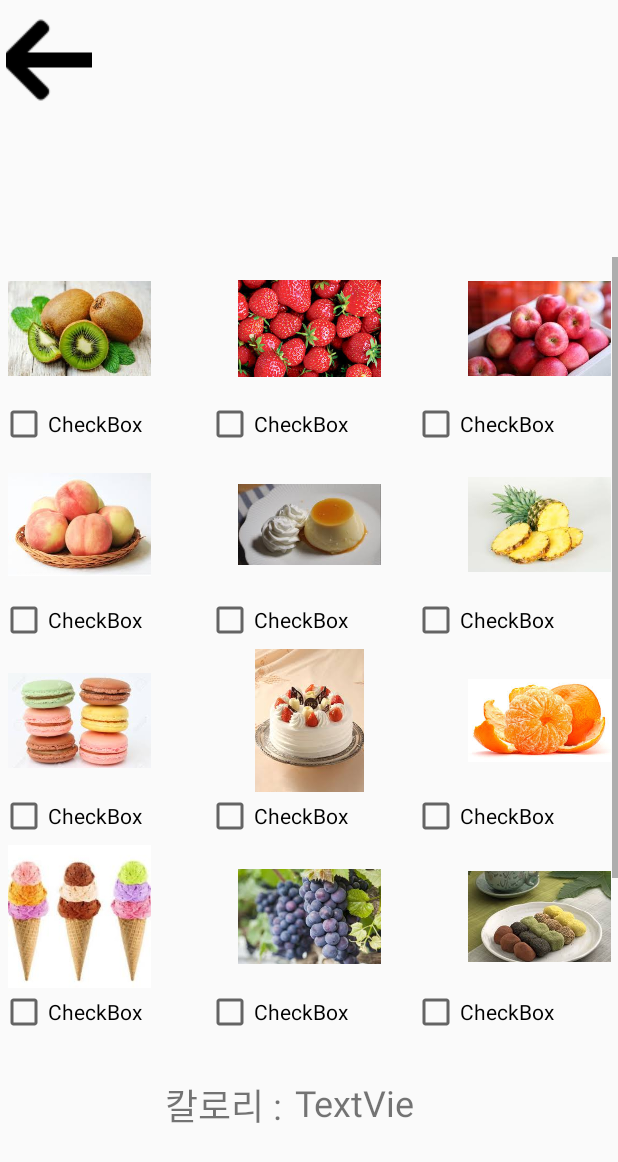
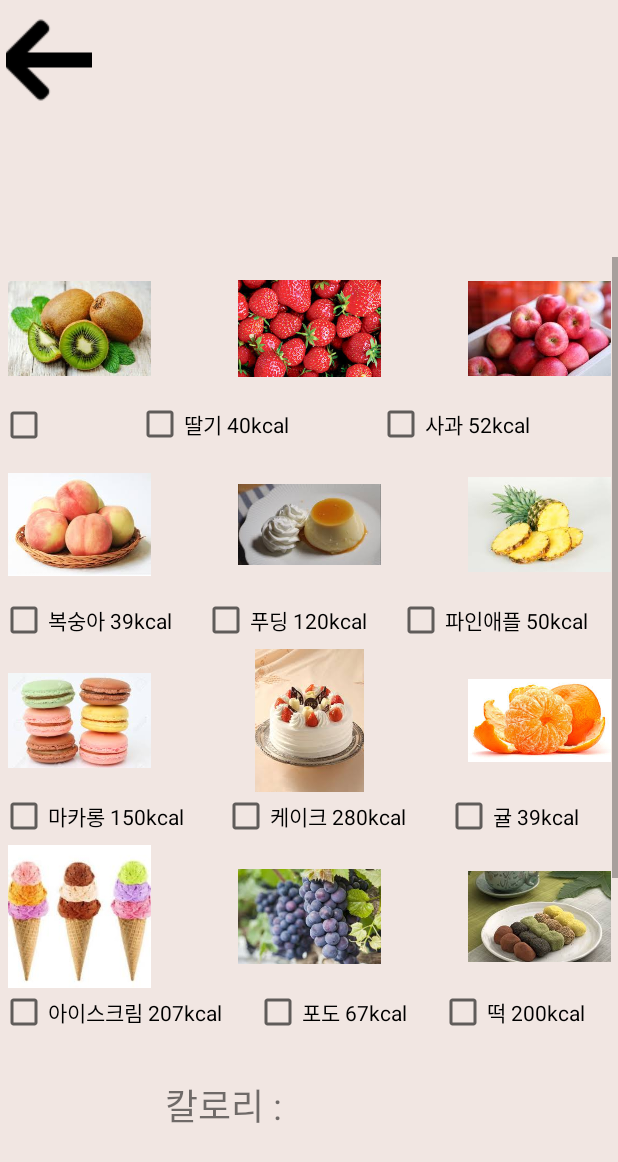
Before and after one commit to structsize/GSM_Festival, an Android app: the DessertDish screen opened directly, with no data from a screen before it, on a phone screen of 412 x 824 dp. Shown: the top 1162 px of the screen. Run offline under Robolectric (Android 15) with nearby library versions, the phone set to English and light mode, and no system bars.

Commit message:
[CREATE] food checkbox

```diff
--- a/GSM_Festival/app/src/main/AndroidManifest.xml
+++ b/GSM_Festival/app/src/main/AndroidManifest.xml
@@ -12,18 +12,18 @@
         android:roundIcon="@mipmap/ic_launcher_round"
         android:supportsRtl="true"
         android:theme="@style/AppTheme">
-        <activity android:name=".Bluetooth"></activity>
         <activity android:name=".DessertDish" />
         <activity android:name=".SideDish" />
         <activity android:name=".SoupDish" />
         <activity android:name=".MainDish" />
         <activity
-            android:name=".CheckActivity"
+            android:name=".Bluetooth"
             android:configChanges="orientation|screenSize|keyboard"
             android:theme="@android:style/Theme.Translucent.NoTitleBar" />
         <activity android:name=".EditActivity" />
         <activity android:name=".CalendarActivity" />
         <activity android:name=".KcalCheck" />
+        <activity android:name=".FoodCheck"/>
         <activity
             android:name=".Estimate"
             android:configChanges="orientation|screenSize|keyboard"
--- a/GSM_Festival/app/src/main/java/com/example/gsm_festival/AppMain.kt
+++ b/GSM_Festival/app/src/main/java/com/example/gsm_festival/AppMain.kt
@@ -45,9 +45,10 @@ class AppMain : AppCompatActivity() {
             val intent = Intent(this, CalendarActivity::class.java)
             startActivity(intent)
         }
+
         kcalcheck.setOnClickListener{
             val intent = Intent(this, KcalCheck::class.java)
-            intent.putExtra("bmilimit",bmi)
+            intent.putExtra("bmi",bmi)
             startActivity(intent)
         }
 
--- a/GSM_Festival/app/src/main/java/com/example/gsm_festival/Bluetooth.java
+++ b/GSM_Festival/app/src/main/java/com/example/gsm_festival/Bluetooth.java
@@ -62,7 +62,7 @@ public class Bluetooth extends Activity {
         setContentView(R.layout.activity_bluetooth);
 
         mEditReceive = (TextView)findViewById(R.id.receiveString);
-        b=(Button)findViewById(R.id.endbtn);
+        b=(Button)findViewById(R.id.endbutton);
         btn = (Button)findViewById(R.id.btn);
 
         // 블루투스 활성화 시키는 메소드
--- a/GSM_Festival/app/src/main/java/com/example/gsm_festival/CalendarActivity.kt
+++ b/GSM_Festival/app/src/main/java/com/example/gsm_festival/CalendarActivity.kt
@@ -16,9 +16,9 @@ class CalendarActivity : AppCompatActivity() {
     override fun onCreate(savedInstanceState: Bundle?) {
         super.onCreate(savedInstanceState)
 
-        setContentView(R.layout.activity_main)
+        setContentView(R.layout.activity_calendar)
 
-        Realm.getDefaultInstance()
+        Realm.init(this)
         val realm = Realm.getDefaultInstance()
 
 
--- a/GSM_Festival/app/src/main/java/com/example/gsm_festival/DessertDish.kt
+++ b/GSM_Festival/app/src/main/java/com/example/gsm_festival/DessertDish.kt
@@ -1,12 +1,22 @@
 package com.example.gsm_festival
 
+import android.content.Intent
 import androidx.appcompat.app.AppCompatActivity
 import android.os.Bundle
+import kotlinx.android.synthetic.main.activity_main_dish.*
 
 class DessertDish : AppCompatActivity() {
 
     override fun onCreate(savedInstanceState: Bundle?) {
         super.onCreate(savedInstanceState)
         setContentView(R.layout.activity_dessert_dish)
+        var limited : Int
+        var kcal : Int
+        val intent : Intent = getIntent()
+        if(intent.hasExtra("kcal")){
+            kcal = intent.getIntExtra("kcal",0)
+            limited = intent.getIntExtra("limited",0)
+        }
+
     }
 }
--- a/GSM_Festival/app/src/main/java/com/example/gsm_festival/Estimate.java
+++ b/GSM_Festival/app/src/main/java/com/example/gsm_festival/Estimate.java
@@ -62,7 +62,7 @@ public class Estimate extends Activity {
         setContentView(R.layout.activity_estimate);
 
         mEditReceive = (TextView)findViewById(R.id.receiveString);
-        b=(Button)findViewById(R.id.endbtn);
+        b=(Button)findViewById(R.id.endbutton);
         btn = (Button)findViewById(R.id.btn);
 
         // 블루투스 활성화 시키는 메소드
--- a/GSM_Festival/app/src/main/java/com/example/gsm_festival/InputActivity.kt
+++ b/GSM_Festival/app/src/main/java/com/example/gsm_festival/InputActivity.kt
@@ -12,7 +12,7 @@ class InputActivity : AppCompatActivity() {
     override fun onCreate(savedInstanceState: Bundle?) {
         super.onCreate(savedInstanceState)
         setContentView(R.layout.activity_input)
-        endbtn.setOnClickListener{
+        endbutton.setOnClickListener{
             if(Inputtext.text.isEmpty()) {
                 Toast.makeText(this,"몸무게를 적어주세요!", Toast.LENGTH_SHORT).show()
             }else {
--- a/GSM_Festival/app/src/main/res/layout/activity_bluetooth.xml
+++ b/GSM_Festival/app/src/main/res/layout/activity_bluetooth.xml
@@ -37,7 +37,7 @@
         app:layout_constraintTop_toBottomOf="@+id/receiveString" />
 
     <Button
-        android:id="@+id/endbtn"
+        android:id="@+id/endbutton"
         android:layout_width="wrap_content"
         android:layout_height="wrap_content"
         android:layout_marginStart="162dp"
--- a/GSM_Festival/app/src/main/res/layout/activity_dessert_dish.xml
+++ b/GSM_Festival/app/src/main/res/layout/activity_dessert_dish.xml
@@ -1,14 +1,42 @@
 <?xml version="1.0" encoding="UTF-8"?>
+<androidx.constraintlayout.widget.ConstraintLayout
+    tools:context=".DessertDish"
+    android:layout_height="match_parent"
+    android:layout_width="match_parent"
+    xmlns:tools="http://schemas.android.com/tools"
+    xmlns:app="http://schemas.android.com/apk/res-auto"
+    xmlns:android="http://schemas.android.com/apk/res/android"
+    android:background="@drawable/background">
 
-    <androidx.constraintlayout.widget.ConstraintLayout tools:context=".DessertDish" android:layout_height="match_parent" android:layout_width="match_parent" xmlns:tools="http://schemas.android.com/tools" xmlns:app="http://schemas.android.com/apk/res-auto" xmlns:android="http://schemas.android.com/apk/res/android">
-
-    <ImageButton android:layout_height="71dp" android:layout_width="57dp" app:srcCompat="@drawable/left" app:layout_constraintTop_toTopOf="parent" app:layout_constraintStart_toStartOf="parent" android:background="#00ff0000" android:layout_marginTop="4dp" android:layout_marginLeft="4dp" android:layout_marginStart="4dp" android:id="@+id/imageButton4"/>
+    <ImageButton
+        android:layout_height="71dp"
+        android:layout_width="57dp"
+        app:srcCompat="@drawable/left"
+        app:layout_constraintTop_toTopOf="parent"
+        app:layout_constraintStart_toStartOf="parent"
+        android:background="#00ff0000"
+        android:layout_marginTop="4dp"
+        android:layout_marginLeft="4dp"
+        android:layout_marginStart="4dp"
+        android:id="@+id/imageButton4"/>
 
 
-    <ScrollView android:layout_height="520dp" android:layout_width="0dp" app:layout_constraintTop_toTopOf="parent" app:layout_constraintStart_toStartOf="parent" android:id="@+id/ScrollView" app:layout_constraintVertical_bias="0.563" app:layout_constraintHorizontal_bias="0.428" app:layout_constraintEnd_toEndOf="parent" app:layout_constraintBottom_toBottomOf="parent">
+    <ScrollView
+        android:layout_height="520dp"
+        android:layout_width="0dp"
+        app:layout_constraintTop_toTopOf="parent"
+        app:layout_constraintStart_toStartOf="parent"
+        android:id="@+id/ScrollView"
+        app:layout_constraintVertical_bias="0.563"
+        app:layout_constraintHorizontal_bias="0.428"
+        app:layout_constraintEnd_toEndOf="parent"
+        app:layout_constraintBottom_toBottomOf="parent">
 
 
-    <LinearLayout android:layout_height="wrap_content" android:layout_width="match_parent" android:orientation="vertical">
+    <LinearLayout
+        android:layout_height="wrap_content"
+        android:layout_width="match_parent"
+        android:orientation="vertical">
 
 
         <LinearLayout
@@ -50,21 +78,21 @@
                 android:layout_width="wrap_content"
                 android:layout_height="wrap_content"
                 android:layout_weight="1"
-                android:text="CheckBox" />
+                tools:text="키위 54kcal" />
 
             <CheckBox
                 android:id="@+id/checkBox41"
                 android:layout_width="wrap_content"
                 android:layout_height="wrap_content"
                 android:layout_weight="1"
-                android:text="CheckBox" />
+                android:text="딸기 40kcal" />
 
             <CheckBox
                 android:id="@+id/checkBox42"
                 android:layout_width="wrap_content"
                 android:layout_height="wrap_content"
                 android:layout_weight="1"
-                android:text="CheckBox" />
+                android:text="사과 52kcal" />
         </LinearLayout>
 
         <LinearLayout
@@ -106,21 +134,21 @@
                 android:layout_width="wrap_content"
                 android:layout_height="wrap_content"
                 android:layout_weight="1"
-                android:text="CheckBox" />
+                android:text="복숭아 39kcal" />
 
             <CheckBox
                 android:id="@+id/checkBox44"
                 android:layout_width="wrap_content"
                 android:layout_height="wrap_content"
                 android:layout_weight="1"
-                android:text="CheckBox" />
+                android:text="푸딩 120kcal" />
 
             <CheckBox
                 android:id="@+id/checkBox45"
                 android:layout_width="wrap_content"
                 android:layout_height="wrap_content"
                 android:layout_weight="1"
-                android:text="CheckBox" />
+                android:text="파인애플 50kcal" />
         </LinearLayout>
 
         <LinearLayout
@@ -163,21 +191,21 @@
                 android:layout_width="wrap_content"
                 android:layout_height="wrap_content"
                 android:layout_weight="1"
-                android:text="CheckBox" />
+                android:text="마카롱 150kcal" />
 
             <CheckBox
                 android:id="@+id/checkBox47"
                 android:layout_width="wrap_content"
                 android:layout_height="wrap_content"
                 android:layout_weight="1"
-                android:text="CheckBox" />
+                android:text="케이크 280kcal" />
 
             <CheckBox
                 android:id="@+id/checkBox48"
                 android:layout_width="wrap_content"
                 android:layout_height="wrap_content"
                 android:layout_weight="1"
-                android:text="CheckBox" />
+                android:text="귤 39kcal" />
         </LinearLayout>
 
         <LinearLayout
@@ -219,21 +247,21 @@
                 android:layout_width="wrap_content"
                 android:layout_height="wrap_content"
                 android:layout_weight="1"
-                android:text="CheckBox" />
+                android:text="아이스크림 207kcal" />
+
+            <CheckBox
+                android:id="@+id/checkBox50"
+                android:layout_width="wrap_content"
+                android:layout_height="wrap_content"
+                android:layout_weight="1"
+                android:text="포도 67kcal" />
 
             <CheckBox
                 android:id="@+id/checkBox51"
                 android:layout_width="wrap_content"
                 android:layout_height="wrap_content"
                 android:layout_weight="1"
-                android:text="CheckBox" />
-
-            <CheckBox
-                android:id="@+id/checkBox50"
-                android:layout_width="wrap_content"
-                android:layout_height="wrap_content"
-                android:layout_weight="1"
-                android:text="CheckBox" />
+                android:text="떡 200kcal" />
         </LinearLayout>
 
         <LinearLayout
@@ -244,16 +272,16 @@
             <ImageView
                 android:id="@+id/imageView13"
                 android:layout_width="95dp"
-                android:layout_height="95dp"
+                android:layout_height="match_parent"
                 android:layout_marginLeft="5dp"
                 android:layout_marginRight="58dp"
                 app:srcCompat="@drawable/dis13" />
 
             <ImageView
                 android:id="@+id/imageView14"
-                android:layout_width="95dp"
+                android:layout_width="101dp"
                 android:layout_height="95dp"
-                android:layout_marginRight="58dp"
+                android:layout_marginRight="52dp"
                 app:srcCompat="@drawable/dis14" />
 
             <ImageView
@@ -274,21 +302,21 @@
                 android:layout_width="wrap_content"
                 android:layout_height="wrap_content"
                 android:layout_weight="1"
-                android:text="CheckBox" />
+                android:text="빙수 1개 700kcal" />
 
             <CheckBox
                 android:id="@+id/checkBox53"
                 android:layout_width="wrap_content"
                 android:layout_height="wrap_content"
                 android:layout_weight="1"
-                android:text="CheckBox" />
+                android:text="떡볶이 300kcal" />
 
             <CheckBox
                 android:id="@+id/checkBox54"
                 android:layout_width="wrap_content"
                 android:layout_height="wrap_content"
                 android:layout_weight="1"
-                android:text="CheckBox" />
+                android:text="어묵 70kcal" />
         </LinearLayout>
 
     </LinearLayout>
@@ -334,7 +362,6 @@
         android:layout_marginTop="27dp"
         android:layout_marginEnd="128dp"
         android:layout_marginBottom="27dp"
-        android:text="TextView"
         android:textSize="24sp"
         app:layout_constraintBottom_toBottomOf="parent"
         app:layout_constraintEnd_toEndOf="parent"
--- a/GSM_Festival/app/src/main/res/layout/activity_estimate.xml
+++ b/GSM_Festival/app/src/main/res/layout/activity_estimate.xml
@@ -37,7 +37,7 @@
         app:layout_constraintTop_toBottomOf="@+id/receiveString" />
 
     <Button
-        android:id="@+id/endbtn"
+        android:id="@+id/endbutton"
         android:layout_width="wrap_content"
         android:layout_height="wrap_content"
         android:layout_marginStart="162dp"
--- a/GSM_Festival/app/src/main/res/layout/activity_input.xml
+++ b/GSM_Festival/app/src/main/res/layout/activity_input.xml
@@ -23,7 +23,7 @@
         app:layout_constraintVertical_bias="0.383" />
 
     <Button
-        android:id="@+id/endbtn"
+        android:id="@+id/endbutton"
         android:layout_width="wrap_content"
         android:layout_height="wrap_content"
         android:layout_marginStart="260dp"
```
Also changed, not shown: GSM_Festival/app/src/main/java/com/example/gsm_festival/KcalCheck.kt (+18 -4 lines), GSM_Festival/app/src/main/java/com/example/gsm_festival/MainDish.kt (+8 -0 lines), GSM_Festival/app/src/main/java/com/example/gsm_festival/SideDish.kt (+8 -0 lines), GSM_Festival/app/src/main/java/com/example/gsm_festival/SoupDish.kt (+8 -0 lines), GSM_Festival/app/src/main/res/layout/activity_kcal_check.xml (+25 -1 lines), GSM_Festival/app/src/main/res/layout/activity_main_dish.xml (+24 -23 lines), GSM_Festival/app/src/main/res/layout/activity_side_dish.xml (+54 -31 lines), GSM_Festival/app/src/main/res/layout/activity_soup_dish.xml (+69 -43 lines).
